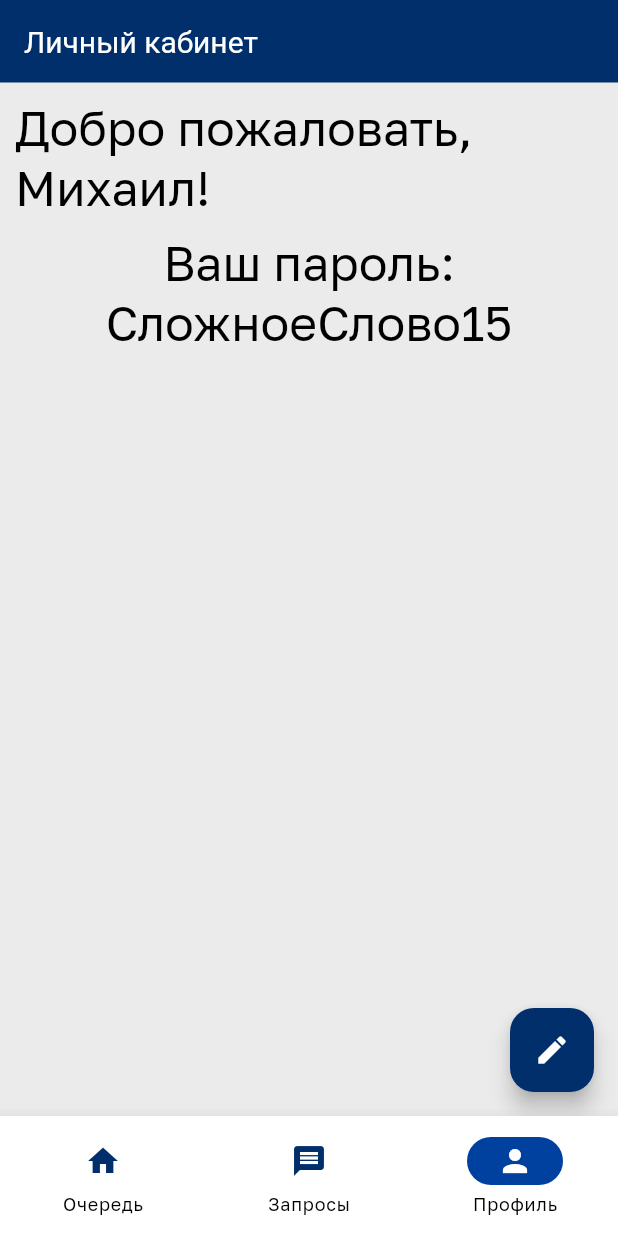
After one commit to StasShevchenko/ParkingCalendar, a Flutter app: the UserProfilePage screen opened by its route, on a phone screen of 412 x 824 dp. The commit adds this screen. Run offline on Flutter 3.47's test engine with Material 2 defaults, Android fonts, the phone set to English and light mode, and no system bars; our stand-ins replace flutter_svg, go_router, table_calendar.

Commit message:
Create user profile page

```diff
--- a/lib/presentation/navigation/router.dart
+++ b/lib/presentation/navigation/router.dart
@@ -7,6 +7,7 @@ import 'package:parking_project/presentation/pages/super_admin/offices_list_page
 import 'package:parking_project/presentation/ui_kit/scaffold/scaffold_with_nested_navigation.dart';
 import 'package:parking_project/presentation/pages/login_page/login_page.dart';
 import 'package:parking_project/presentation/pages/user/home_page/home_page.dart';
+import 'package:parking_project/presentation/pages/user/user_profile_page/user_profile_page.dart';
 
 import '../../assets/colors/app_colors.dart';
 
@@ -63,11 +64,7 @@ final goRouter =
                   path: AppRoutes.userProfile,
                   pageBuilder: (context, state) =>
                   const NoTransitionPage(
-                    child: SafeArea(
-                      child: Center(
-                        child: Text('Profile page'),
-                      ),
-                    ),
+                      child: UserProfilePage(),
                   ),
                 ),
               ],
--- /dev/null
+++ b/lib/presentation/pages/user/user_profile_page/user_profile_page.dart
@@ -0,0 +1,56 @@
+import 'package:flutter/material.dart';
+import 'package:parking_project/data/models/user_info.dart';
+import 'package:parking_project/presentation/pages/user/home_page/calendar_section.dart';
+import 'package:parking_project/presentation/pages/user/home_page/queue_section.dart';
+
+import '../../../../assets/colors/app_colors.dart';
+
+
+class UserProfilePage extends StatefulWidget {
+  const UserProfilePage({super.key});
+
+  @override
+  State<UserProfilePage> createState() => _UserProfilePageState();
+}
+
+class _UserProfilePageState extends State<UserProfilePage>  {
+
+
+  @override
+  Widget build(BuildContext context) {
+    return  Scaffold(
+        backgroundColor: AppColors.background,
+        appBar: AppBar(
+          backgroundColor: AppColors.primaryBlue,
+          toolbarHeight: 55,
+          title: Text("Личный кабинет"),
+          ),
+        body: Column (
+          children: [
+            Padding(
+              padding: const EdgeInsets.all(10.0),
+              child: Center(
+                child: Text(
+                  'Добро пожаловать, Михаил!',
+                  selectionColor: AppColors.primaryBlue,
+                  style: Theme.of(context).textTheme.headlineLarge,
+                ),
+              ),
+            ),
+            Text(
+              'Ваш пароль: СложноеСлово15',
+              style: Theme.of(context).textTheme.headlineLarge,
+              textAlign: TextAlign.center,
+            ),
+          ],
+        ),
+      floatingActionButton: FloatingActionButton (
+        onPressed: () {
+          // Add your onPressed code here!
+        },
+        backgroundColor: AppColors.primaryBlue,
+        child: const Icon(Icons.create),
+      ),
+        );
+  }
+  }
```
